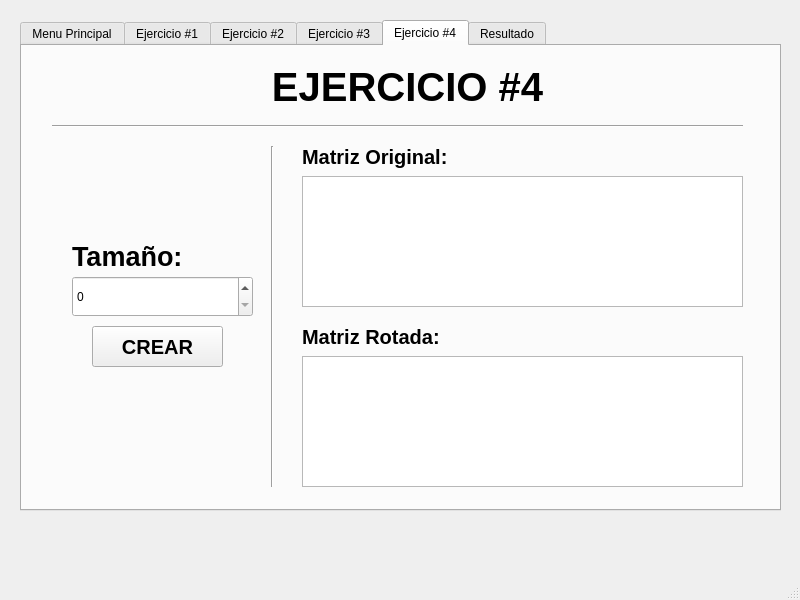
JK-03/Lab5_Progra3, file cframe.ui: the form before one commit.
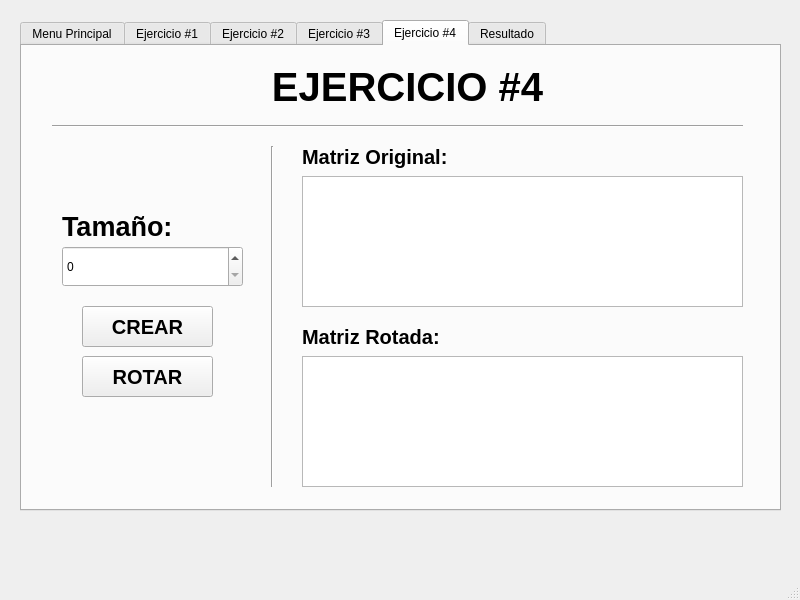
The form after the commit.

Diff of the .ui file:
```diff
--- a/cframe.ui
+++ b/cframe.ui
@@ -886,8 +886,8 @@
      <widget class="QLabel" name="label_19">
       <property name="geometry">
        <rect>
-        <x>50</x>
-        <y>190</y>
+        <x>40</x>
+        <y>160</y>
         <width>111</width>
         <height>41</height>
        </rect>
@@ -987,8 +987,8 @@
      <widget class="QPushButton" name="pushButton_7">
       <property name="geometry">
        <rect>
-        <x>70</x>
-        <y>280</y>
+        <x>60</x>
+        <y>260</y>
         <width>131</width>
         <height>41</height>
        </rect>
@@ -1022,8 +1022,8 @@
      <widget class="QSpinBox" name="SPB_Size">
       <property name="geometry">
        <rect>
-        <x>50</x>
-        <y>230</y>
+        <x>40</x>
+        <y>200</y>
         <width>181</width>
         <height>41</height>
        </rect>
@@ -1032,6 +1032,28 @@
        <number>999999</number>
       </property>
      </widget>
+     <widget class="QPushButton" name="pushButton_8">
+      <property name="geometry">
+       <rect>
+        <x>60</x>
+        <y>310</y>
+        <width>131</width>
+        <height>41</height>
+       </rect>
+      </property>
+      <property name="font">
+       <font>
+        <pointsize>15</pointsize>
+        <bold>true</bold>
+       </font>
+      </property>
+      <property name="cursor">
+       <cursorShape>PointingHandCursor</cursorShape>
+      </property>
+      <property name="text">
+       <string>ROTAR</string>
+      </property>
+     </widget>
     </widget>
     <widget class="QWidget" name="Resultado">
      <attribute name="title">
```
